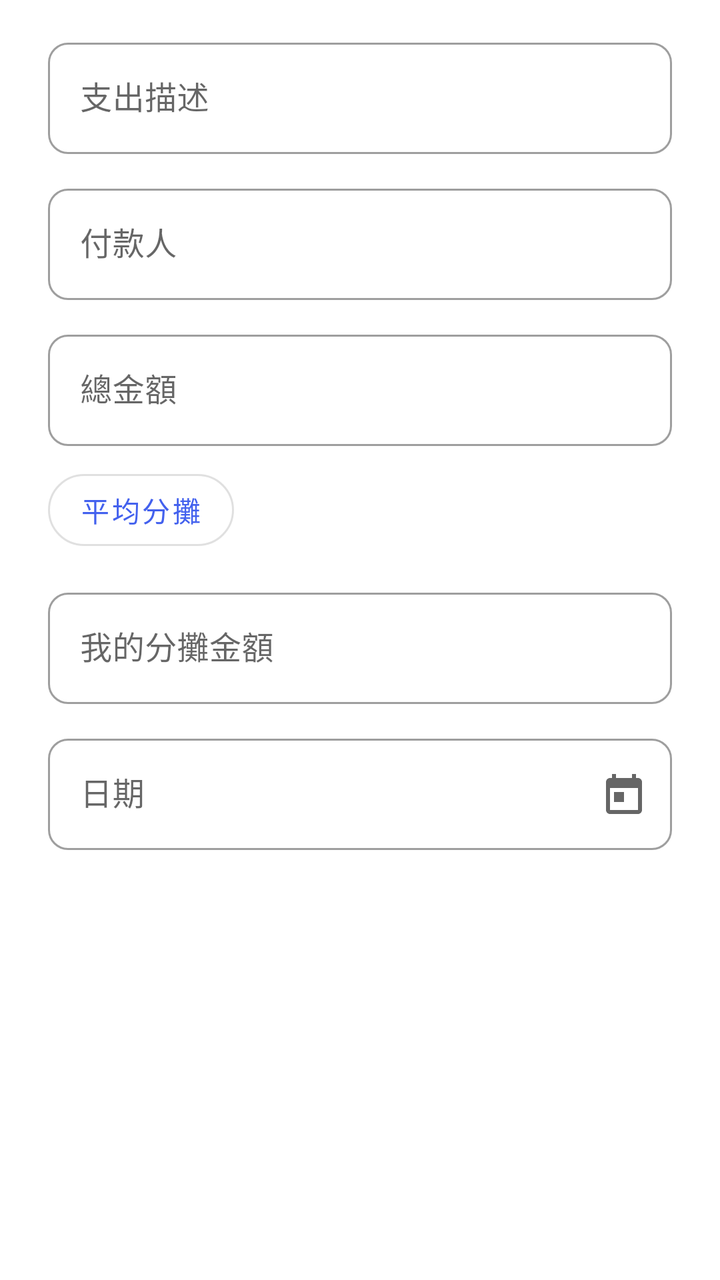
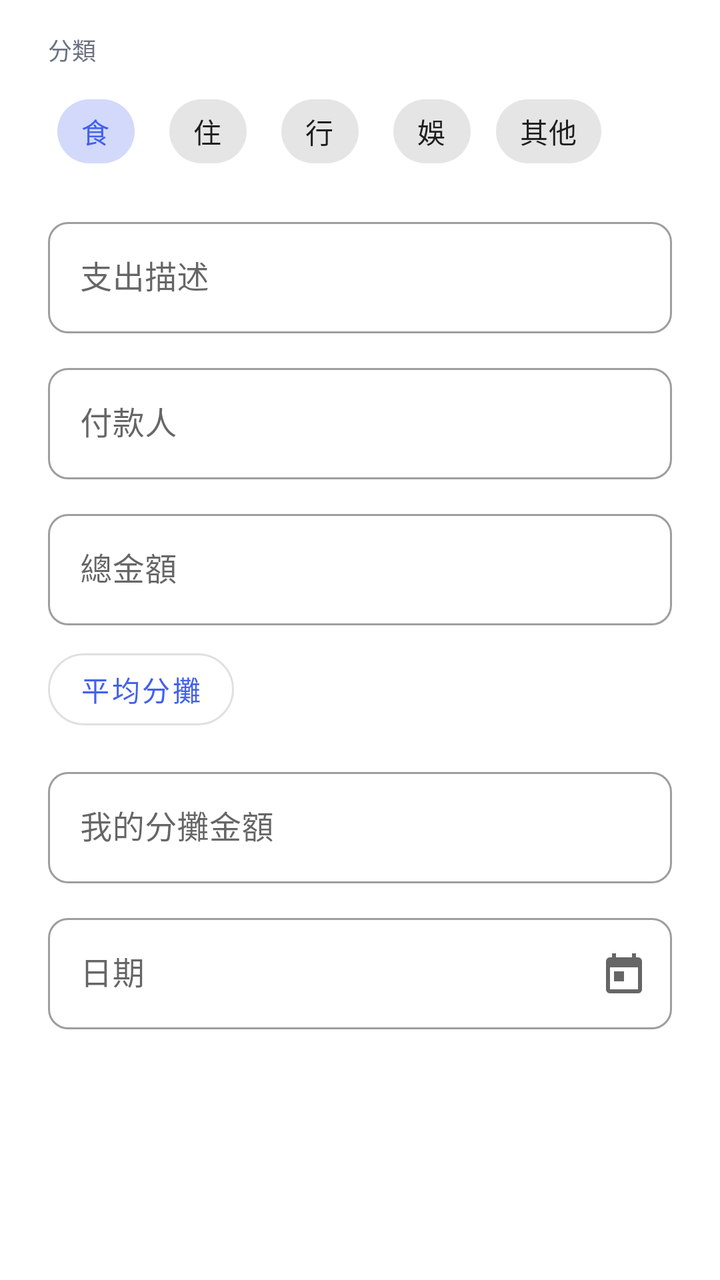

Before-and-after screenshots of an Android layout around one commit, followed by the original layout XML and the change that was made.
<!-- AndroidManifest.xml: application theme Theme.MyApplicationDemo -->
<!-- res/layout/dialog_add_expense.xml -->
<?xml version="1.0" encoding="utf-8"?>
<ScrollView xmlns:android="http://schemas.android.com/apk/res/android"
    xmlns:app="http://schemas.android.com/apk/res-auto"
    android:layout_width="match_parent"
    android:layout_height="wrap_content">

    <LinearLayout
        android:layout_width="match_parent"
        android:layout_height="wrap_content"
        android:orientation="vertical"
        android:paddingHorizontal="24dp"
        android:paddingVertical="16dp">

        <com.google.android.material.textfield.TextInputLayout
            android:id="@+id/til_description"
            style="@style/Widget.MaterialComponents.TextInputLayout.OutlinedBox"
            android:layout_width="match_parent"
            android:layout_height="wrap_content"
            android:hint="@string/hint_expense_description"
            app:boxCornerRadiusBottomEnd="10dp"
            app:boxCornerRadiusBottomStart="10dp"
            app:boxCornerRadiusTopEnd="10dp"
            app:boxCornerRadiusTopStart="10dp">

            <com.google.android.material.textfield.TextInputEditText
                android:id="@+id/et_description"
                android:layout_width="match_parent"
                android:layout_height="wrap_content"
                android:inputType="text"
                android:maxLines="1" />
        </com.google.android.material.textfield.TextInputLayout>

        <com.google.android.material.textfield.TextInputLayout
            android:id="@+id/til_payer"
            style="@style/Widget.MaterialComponents.TextInputLayout.OutlinedBox"
            android:layout_width="match_parent"
            android:layout_height="wrap_content"
            android:layout_marginTop="12dp"
            android:hint="@string/hint_payer"
            app:boxCornerRadiusBottomEnd="10dp"
            app:boxCornerRadiusBottomStart="10dp"
            app:boxCornerRadiusTopEnd="10dp"
            app:boxCornerRadiusTopStart="10dp">

            <com.google.android.material.textfield.TextInputEditText
                android:id="@+id/et_payer"
                android:layout_width="match_parent"
                android:layout_height="wrap_content"
                android:inputType="textPersonName"
                android:maxLines="1" />
        </com.google.android.material.textfield.TextInputLayout>

        <com.google.android.material.textfield.TextInputLayout
            android:id="@+id/til_total_amount"
            style="@style/Widget.MaterialComponents.TextInputLayout.OutlinedBox"
            android:layout_width="match_parent"
            android:layout_height="wrap_content"
            android:layout_marginTop="12dp"
            android:hint="@string/hint_total_amount"
            app:boxCornerRadiusBottomEnd="10dp"
            app:boxCornerRadiusBottomStart="10dp"
            app:boxCornerRadiusTopEnd="10dp"
            app:boxCornerRadiusTopStart="10dp"
            app:prefixText="$">

            <com.google.android.material.textfield.TextInputEditText
                android:id="@+id/et_total_amount"
                android:layout_width="match_parent"
                android:layout_height="wrap_content"
                android:inputType="numberDecimal"
                android:maxLines="1" />
        </com.google.android.material.textfield.TextInputLayout>

        <com.google.android.material.button.MaterialButton
            android:id="@+id/btn_equal_split"
            style="@style/Widget.MaterialComponents.Button.OutlinedButton"
            android:layout_width="wrap_content"
            android:layout_height="wrap_content"
            android:layout_marginTop="8dp"
            android:text="@string/btn_equal_split"
            app:cornerRadius="20dp" />

        <com.google.android.material.textfield.TextInputLayout
            android:id="@+id/til_my_share"
            style="@style/Widget.MaterialComponents.TextInputLayout.OutlinedBox"
            android:layout_width="match_parent"
            android:layout_height="wrap_content"
            android:layout_marginTop="12dp"
            android:hint="@string/hint_my_share"
            app:boxCornerRadiusBottomEnd="10dp"
            app:boxCornerRadiusBottomStart="10dp"
            app:boxCornerRadiusTopEnd="10dp"
            app:boxCornerRadiusTopStart="10dp"
            app:prefixText="$">

            <com.google.android.material.textfield.TextInputEditText
                android:id="@+id/et_my_share"
                android:layout_width="match_parent"
                android:layout_height="wrap_content"
                android:inputType="numberDecimal"
                android:maxLines="1" />
        </com.google.android.material.textfield.TextInputLayout>

        <com.google.android.material.textfield.TextInputLayout
            android:id="@+id/til_date"
            style="@style/Widget.MaterialComponents.TextInputLayout.OutlinedBox"
            android:layout_width="match_parent"
            android:layout_height="wrap_content"
            android:layout_marginTop="12dp"
            android:hint="@string/hint_date"
            app:boxCornerRadiusBottomEnd="10dp"
            app:boxCornerRadiusBottomStart="10dp"
            app:boxCornerRadiusTopEnd="10dp"
            app:boxCornerRadiusTopStart="10dp"
            app:endIconMode="custom"
            app:endIconDrawable="@drawable/ic_calendar">

            <com.google.android.material.textfield.TextInputEditText
                android:id="@+id/et_date"
                android:layout_width="match_parent"
                android:layout_height="wrap_content"
                android:focusable="false"
                android:clickable="true"
                android:maxLines="1" />
        </com.google.android.material.textfield.TextInputLayout>

    </LinearLayout>
</ScrollView>
<!-- resources referenced by this layout -->
<resources>
  <!-- drawable ic_calendar (drawable) -->
  <?xml version="1.0" encoding="utf-8"?>
  <vector xmlns:android="http://schemas.android.com/apk/res/android"
      android:width="24dp"
      android:height="24dp"
      android:viewportWidth="24"
      android:viewportHeight="24"
      android:tint="?attr/colorControlNormal">
    <path
        android:fillColor="#FF000000"
        android:pathData="M19,4h-1V2h-2v2H8V2H6v2H5C3.89,4 3.01,4.9 3.01,6L3,20c0,1.1 0.89,2 2,2h14c1.1,0 2,-0.9 2,-2V6C21,4.9 20.1,4 19,4zM19,20H5V9h14V20zM7,11h5v5H7z"/>
  </vector>
  <string name="btn_equal_split">平均分攤</string>
  <string name="hint_date">日期</string>
  <string name="hint_expense_description">支出描述</string>
  <string name="hint_my_share">我的分攤金額</string>
  <string name="hint_payer">付款人</string>
  <string name="hint_total_amount">總金額</string>
  <style name="Theme.MyApplicationDemo" parent="Theme.MaterialComponents.DayNight.DarkActionBar">
          <item name="colorPrimary">@color/color_primary</item>
          <item name="colorPrimaryVariant">@color/color_primary_dark</item>
          <item name="colorOnPrimary">@color/white</item>
          <item name="colorSecondary">@color/color_secondary</item>
          <item name="colorSecondaryVariant">@color/color_secondary</item>
          <item name="colorOnSecondary">@color/white</item>
          <item name="android:statusBarColor">@color/color_primary_dark</item>
          <item name="materialButtonStyle">@style/Widget.App.Button</item>
      </style>
  <color name="color_primary">#4361EE</color>
  <color name="color_primary_dark">#3350D4</color>
  <color name="white">#FFFFFFFF</color>
  <color name="color_secondary">#7B2FBE</color>
  <style name="Widget.App.Button" parent="Widget.MaterialComponents.Button">
          <item name="cornerRadius">12dp</item>
      </style>
</resources>

<!-- the commit's change to res/layout/dialog_add_expense.xml (unified diff, before → after) -->
@@ -10,6 +10,60 @@
         android:orientation="vertical"
         android:paddingHorizontal="24dp"
         android:paddingVertical="16dp">
+
+        <TextView
+            android:layout_width="wrap_content"
+            android:layout_height="wrap_content"
+            android:text="@string/label_category"
+            android:textColor="@color/color_text_secondary"
+            android:textSize="12sp"
+            android:layout_marginBottom="8dp" />
+
+        <com.google.android.material.chip.ChipGroup
+            android:id="@+id/chip_group_category"
+            android:layout_width="match_parent"
+            android:layout_height="wrap_content"
+            android:layout_marginBottom="16dp"
+            app:singleSelection="true"
+            app:selectionRequired="true">
+
+            <com.google.android.material.chip.Chip
+                android:id="@+id/chip_food"
+                style="@style/Widget.MaterialComponents.Chip.Choice"
+                android:layout_width="wrap_content"
+                android:layout_height="wrap_content"
+                android:text="@string/category_food"
+                android:checked="true" />
+
+            <com.google.android.material.chip.Chip
+                android:id="@+id/chip_housing"
+                style="@style/Widget.MaterialComponents.Chip.Choice"
+                android:layout_width="wrap_content"
+                android:layout_height="wrap_content"
+                android:text="@string/category_housing" />
+
+            <com.google.android.material.chip.Chip
+                android:id="@+id/chip_transport"
+                style="@style/Widget.MaterialComponents.Chip.Choice"
+                android:layout_width="wrap_content"
+                android:layout_height="wrap_content"
+                android:text="@string/category_transport" />
+
+            <com.google.android.material.chip.Chip
+                android:id="@+id/chip_entertainment"
+                style="@style/Widget.MaterialComponents.Chip.Choice"
+                android:layout_width="wrap_content"
+                android:layout_height="wrap_content"
+                android:text="@string/category_entertainment" />
+
+            <com.google.android.material.chip.Chip
+                android:id="@+id/chip_other"
+                style="@style/Widget.MaterialComponents.Chip.Choice"
+                android:layout_width="wrap_content"
+                android:layout_height="wrap_content"
+                android:text="@string/category_other" />
+
+        </com.google.android.material.chip.ChipGroup>
 
         <com.google.android.material.textfield.TextInputLayout
             android:id="@+id/til_description"
<!-- resource entries referenced after the edit -->
@@ -1,5 +1,6 @@
 <!-- resources referenced by this layout -->
 <resources>
+  <color name="color_text_secondary">#6B7280</color>
   <!-- drawable ic_calendar (drawable) -->
   <?xml version="1.0" encoding="utf-8"?>
   <vector xmlns:android="http://schemas.android.com/apk/res/android"
@@ -13,11 +14,17 @@
         android:pathData="M19,4h-1V2h-2v2H8V2H6v2H5C3.89,4 3.01,4.9 3.01,6L3,20c0,1.1 0.89,2 2,2h14c1.1,0 2,-0.9 2,-2V6C21,4.9 20.1,4 19,4zM19,20H5V9h14V20zM7,11h5v5H7z"/>
   </vector>
   <string name="btn_equal_split">平均分攤</string>
+  <string name="category_entertainment">娛</string>
+  <string name="category_food">食</string>
+  <string name="category_housing">住</string>
+  <string name="category_other">其他</string>
+  <string name="category_transport">行</string>
   <string name="hint_date">日期</string>
   <string name="hint_expense_description">支出描述</string>
   <string name="hint_my_share">我的分攤金額</string>
   <string name="hint_payer">付款人</string>
   <string name="hint_total_amount">總金額</string>
+  <string name="label_category">分類</string>
   <style name="Theme.MyApplicationDemo" parent="Theme.MaterialComponents.DayNight.DarkActionBar">
           <item name="colorPrimary">@color/color_primary</item>
           <item name="colorPrimaryVariant">@color/color_primary_dark</item>
